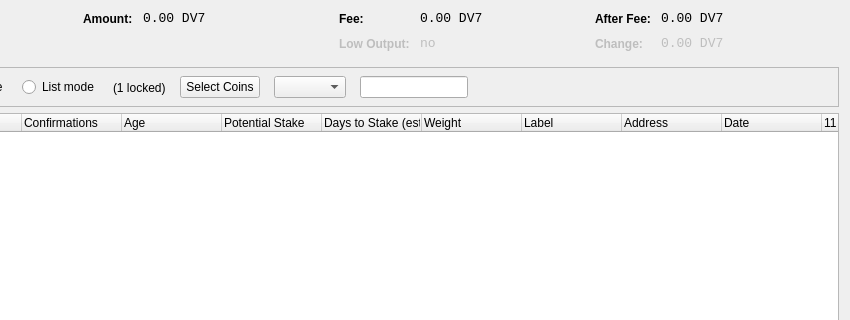
Old version of the form src/qt/forms/coincontroldialog.ui in the repository akshaynexus/ShardCoin; both pictures show x 190 to 1040 and y 0 to 320 of the 1040 by 500 pixel window.
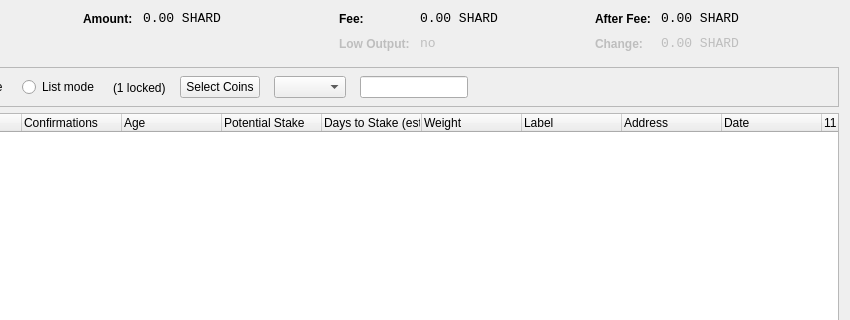
New version of the form. Custom widgets are drawn as their Qt base class.

Commit message: Made changes to Shard

```diff
--- a/src/qt/forms/coincontroldialog.ui
+++ b/src/qt/forms/coincontroldialog.ui
@@ -141,7 +141,7 @@
           <enum>Qt::ActionsContextMenu</enum>
          </property>
          <property name="text">
-          <string notr="true">0.00 DV7</string>
+          <string notr="true">0.00 SHARD</string>
          </property>
          <property name="textInteractionFlags">
           <set>Qt::LinksAccessibleByMouse|Qt::TextSelectableByKeyboard|Qt::TextSelectableByMouse</set>
@@ -189,7 +189,7 @@
           <enum>Qt::ActionsContextMenu</enum>
          </property>
          <property name="text">
-          <string notr="true">0.00 DV7</string>
+          <string notr="true">0.00 SHARD</string>
          </property>
          <property name="textInteractionFlags">
           <set>Qt::LinksAccessibleByMouse|Qt::TextSelectableByKeyboard|Qt::TextSelectableByMouse</set>
@@ -278,7 +278,7 @@
           <enum>Qt::ActionsContextMenu</enum>
          </property>
          <property name="text">
-          <string notr="true">0.00 DV7</string>
+          <string notr="true">0.00 SHARD</string>
          </property>
          <property name="textInteractionFlags">
           <set>Qt::LinksAccessibleByMouse|Qt::TextSelectableByKeyboard|Qt::TextSelectableByMouse</set>
@@ -316,7 +316,7 @@
           <enum>Qt::ActionsContextMenu</enum>
          </property>
          <property name="text">
-          <string notr="true">0.00 DV7</string>
+          <string notr="true">0.00 SHARD</string>
          </property>
          <property name="textInteractionFlags">
           <set>Qt::LinksAccessibleByMouse|Qt::TextSelectableByKeyboard|Qt::TextSelectableByMouse</set>
```
The commit also changes 127 other files.
